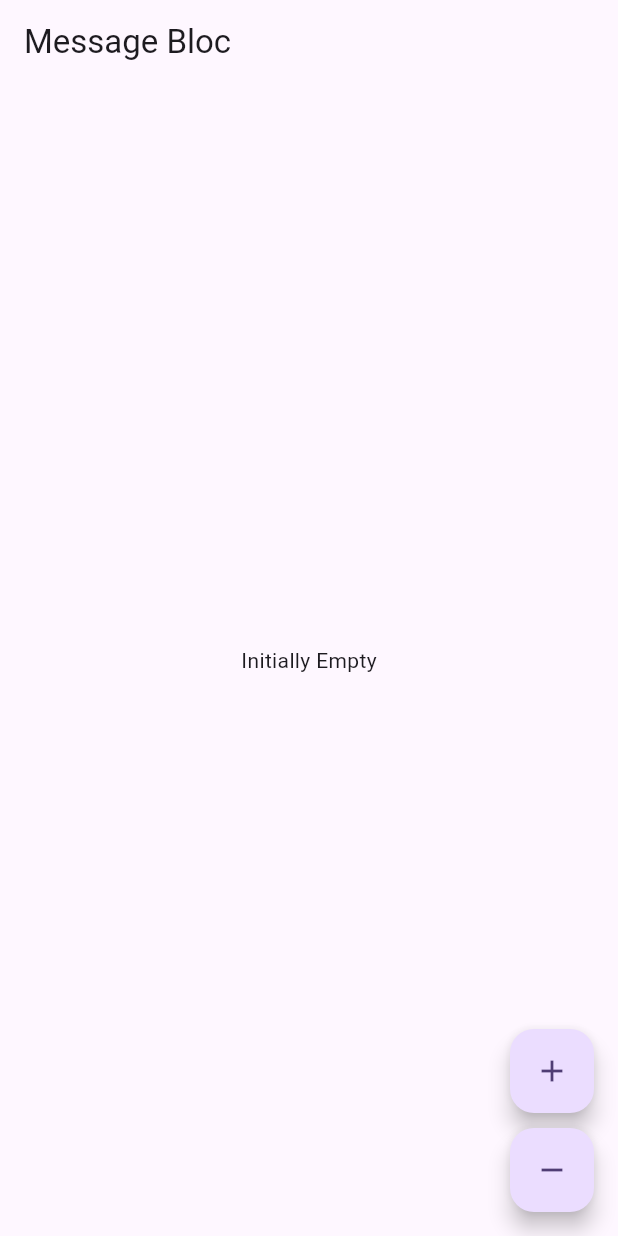
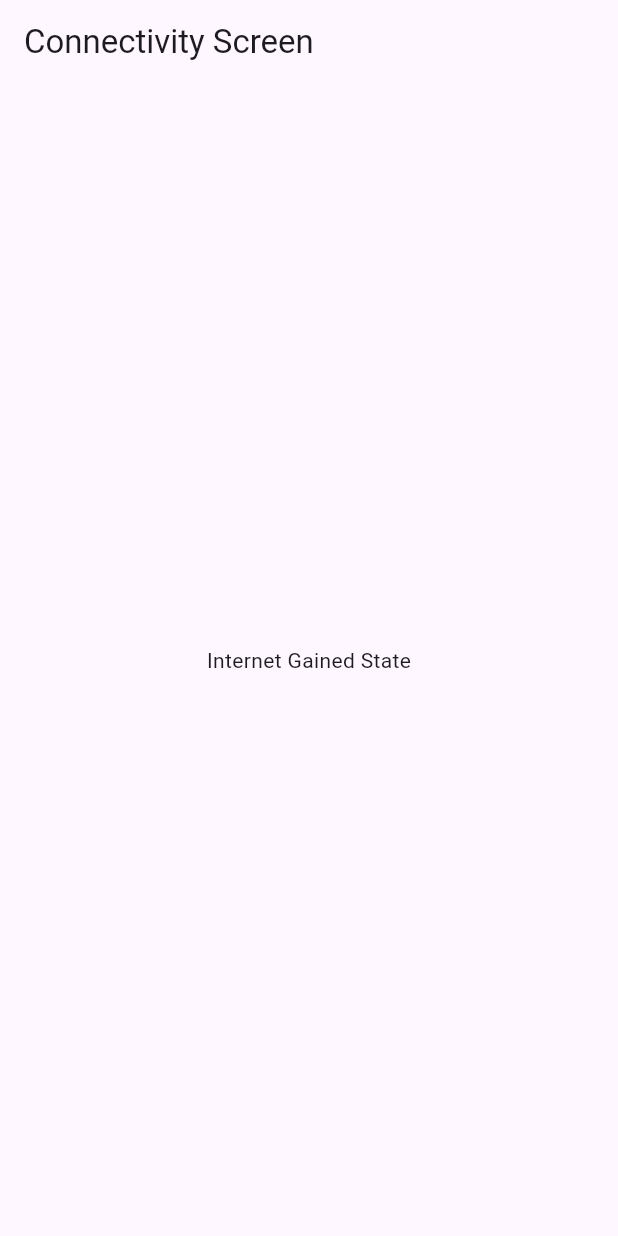
Before and after one commit to huzaifak08/Flutter-Bloc-State-Management, a Flutter app: the screen it shows after launch, on a phone screen of 412 x 824 dp. Run offline on Flutter 3.47's test engine with Material 2 defaults, Android fonts, the phone set to English and light mode, and no system bars; our stand-ins replace connectivity_plus, flutter_bloc.

Commit message:
Connectivity Bloc done Allhamdullillah

```diff
--- /dev/null
+++ b/lib/Connectivity/connectivity_bloc.dart
@@ -0,0 +1,33 @@
+import 'dart:async';
+
+import 'package:bloc_statemanagement/Connectivity/connectivity_events.dart';
+import 'package:bloc_statemanagement/Connectivity/connectivity_states.dart';
+import 'package:connectivity_plus/connectivity_plus.dart';
+import 'package:flutter_bloc/flutter_bloc.dart';
+
+class InternetBloc extends Bloc<InternetEvent, InternetState> {
+  Connectivity _connectivity = Connectivity();
+
+  StreamSubscription? connectivitySubscription;
+
+  InternetBloc() : super(InternetInitialState()) {
+    on<InternetGainedEvent>((event, emit) => emit(InternetGainedState()));
+    on<InternetLostEvent>((event, emit) => emit(InternetLostState()));
+
+    connectivitySubscription =
+        _connectivity.onConnectivityChanged.listen((result) {
+      if (result == ConnectivityResult.mobile ||
+          result == ConnectivityResult.wifi) {
+        add(InternetGainedEvent());
+      } else {
+        add(InternetLostEvent());
+      }
+    });
+  }
+
+  @override
+  Future<void> close() {
+    connectivitySubscription!.cancel();
+    return super.close();
+  }
+}
--- /dev/null
+++ b/lib/Connectivity/connectivity_events.dart
@@ -0,0 +1,5 @@
+abstract class InternetEvent {}
+
+class InternetGainedEvent extends InternetEvent {}
+
+class InternetLostEvent extends InternetEvent {}
--- /dev/null
+++ b/lib/Connectivity/connectivity_screen.dart
@@ -0,0 +1,35 @@
+import 'package:bloc_statemanagement/Connectivity/connectivity_bloc.dart';
+import 'package:bloc_statemanagement/Connectivity/connectivity_states.dart';
+import 'package:flutter/material.dart';
+import 'package:flutter_bloc/flutter_bloc.dart';
+
+class ConnectivityScreen extends StatelessWidget {
+  const ConnectivityScreen({super.key});
+
+  @override
+  Widget build(BuildContext context) {
+    return Scaffold(
+      appBar: AppBar(title: Text('Connectivity Screen')),
+      body: Center(
+        // BlocBuilder(builder: builder) --> work with UI.
+        // BlocListener(listener: listener) --> work with Snackbar etc widgets.(works in Background)
+        // BlocConsumer(builder: builder, listener: listener) --> Use BlocBuilder + BlocListener
+
+        child: BlocBuilder<InternetBloc, InternetState>(
+          builder: (context, state) {
+            // "==" to check value
+            // "is" to check dataType
+
+            if (state is InternetGainedState) {
+              return Text('Internet Gained State');
+            } else if (state is InternetLostState) {
+              return Text('Internet Lost State');
+            } else {
+              return Text('Loading...');
+            }
+          },
+        ),
+      ),
+    );
+  }
+}
--- /dev/null
+++ b/lib/Connectivity/connectivity_states.dart
@@ -0,0 +1,7 @@
+abstract class InternetState {}
+
+class InternetInitialState extends InternetState {}
+
+class InternetGainedState extends InternetState {}
+
+class InternetLostState extends InternetState {}
--- a/lib/main.dart
+++ b/lib/main.dart
@@ -1,7 +1,7 @@
+import 'package:bloc_statemanagement/Connectivity/connectivity_bloc.dart';
+import 'package:bloc_statemanagement/Connectivity/connectivity_screen.dart';
 import 'package:bloc_statemanagement/Counter/counter_block.dart';
-import 'package:bloc_statemanagement/Counter/counter_screen.dart';
 import 'package:bloc_statemanagement/Message/message_block.dart';
-import 'package:bloc_statemanagement/Message/message_screen.dart';
 import 'package:flutter/material.dart';
 import 'package:flutter_bloc/flutter_bloc.dart';
 
@@ -12,13 +12,13 @@ void main() {
 class MyApp extends StatelessWidget {
   const MyApp({super.key});
 
-  // This widget is the root of your application.
   @override
   Widget build(BuildContext context) {
     return MultiBlocProvider(
       providers: [
         BlocProvider<CounterBloc>(create: (context) => CounterBloc()),
-        BlocProvider<MessageBloc>(create: (context) => MessageBloc())
+        BlocProvider<MessageBloc>(create: (context) => MessageBloc()),
+        BlocProvider<InternetBloc>(create: (context) => InternetBloc()),
       ],
       child: MaterialApp(
         title: 'Flutter Demo',
@@ -26,7 +26,7 @@ class MyApp extends StatelessWidget {
           colorScheme: ColorScheme.fromSeed(seedColor: Colors.deepPurple),
           useMaterial3: true,
         ),
-        home: const MessageScreen(),
+        home: const ConnectivityScreen(),
       ),
     );
   }
```
Also changed, not shown: pubspec.yaml (+1 -6 lines), pubspec.lock, 4 other files.
